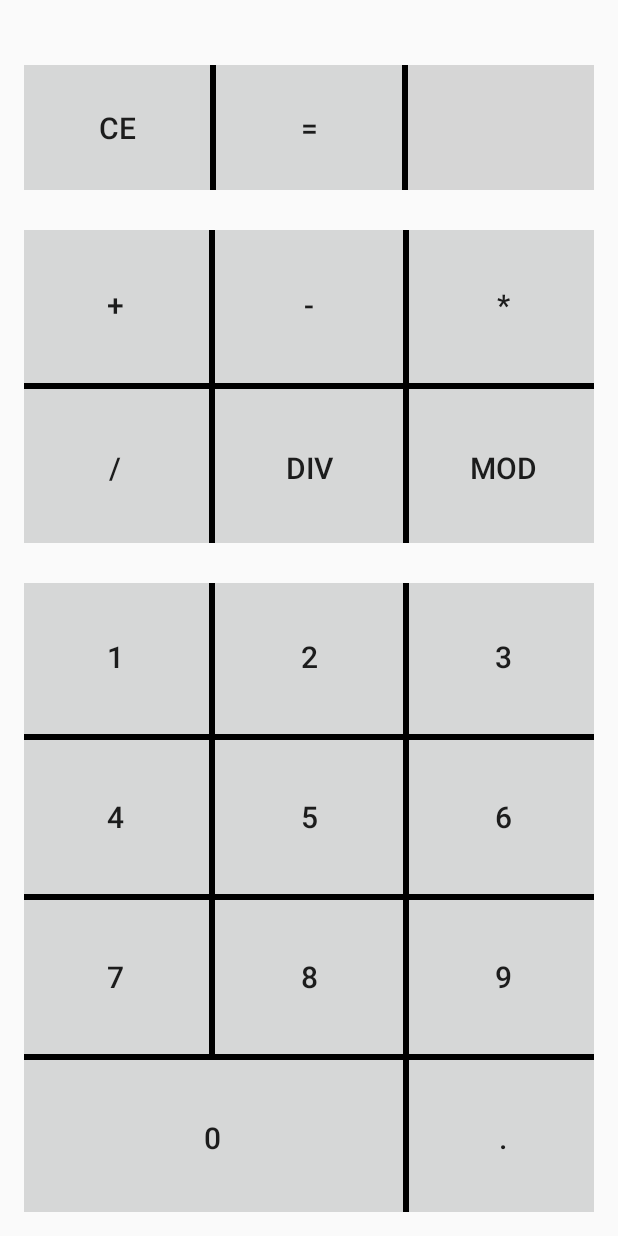
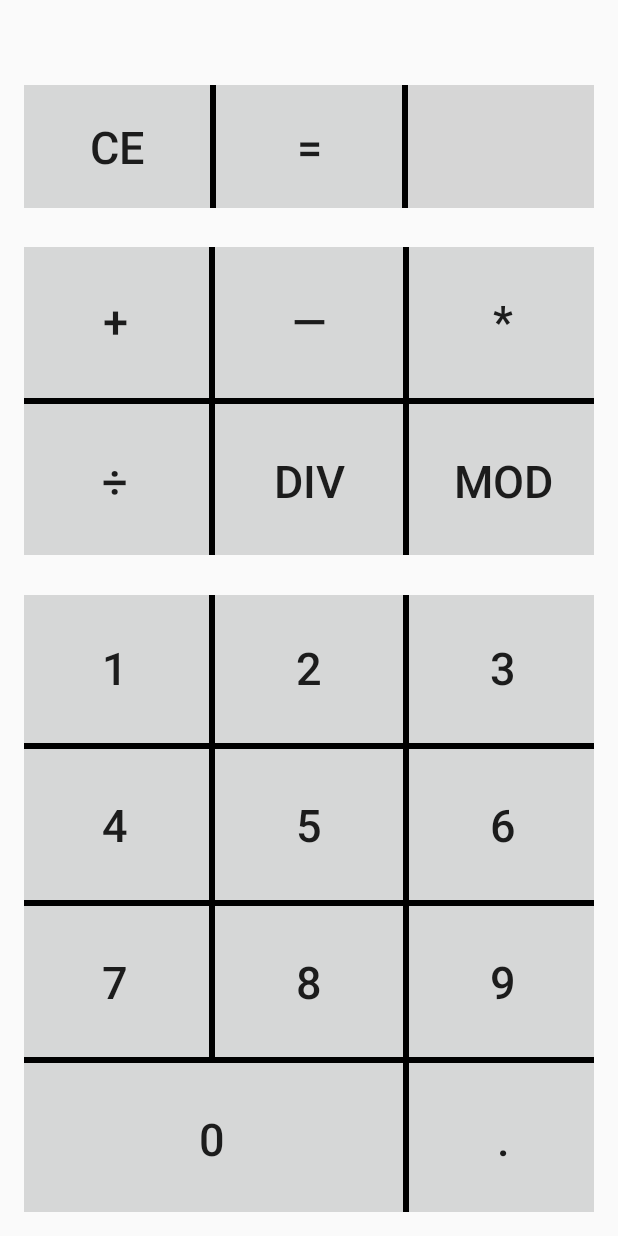
Before and after one commit to dvarubla/mobile_course_work, an Android app: the CalcActivity screen opened directly, with no data from a screen before it, on a phone screen of 412 x 824 dp. Run offline under Robolectric (Android 15) with nearby library versions, the phone set to English and light mode, and no system bars; grey boxes are pictures that could not be loaded.

Commit message:
Размер текста кнопок зависит от размера экрана

```diff
--- /dev/null
+++ b/app/src/main/res/values-sw320dp/dimens.xml
@@ -0,0 +1,4 @@
+<?xml version="1.0" encoding="utf-8"?>
+<resources>
+    <dimen name="calc_item_font_size">20sp</dimen>
+</resources>
--- /dev/null
+++ b/app/src/main/res/values-sw360dp/dimens.xml
@@ -0,0 +1,4 @@
+<?xml version="1.0" encoding="utf-8"?>
+<resources>
+    <dimen name="calc_item_font_size">30sp</dimen>
+</resources>
--- /dev/null
+++ b/app/src/main/res/values-sw420dp/dimens.xml
@@ -0,0 +1,4 @@
+<?xml version="1.0" encoding="utf-8"?>
+<resources>
+    <dimen name="calc_item_font_size">32sp</dimen>
+</resources>
--- /dev/null
+++ b/app/src/main/res/values-sw480dp/dimens.xml
@@ -0,0 +1,4 @@
+<?xml version="1.0" encoding="utf-8"?>
+<resources>
+    <dimen name="calc_item_font_size">35sp</dimen>
+</resources>
--- /dev/null
+++ b/app/src/main/res/values-sw600dp/dimens.xml
@@ -0,0 +1,4 @@
+<?xml version="1.0" encoding="utf-8"?>
+<resources>
+    <dimen name="calc_item_font_size">45sp</dimen>
+</resources>
--- a/app/src/main/res/values-w820dp/dimens.xml
+++ b/app/src/main/res/values-w820dp/dimens.xml
@@ -3,4 +3,5 @@
          (such as screen margins) for screens with more than 820dp of available width. This
          would include 7" and 10" devices in landscape (~960dp and ~1280dp respectively). -->
     <dimen name="activity_horizontal_margin">64dp</dimen>
+    <dimen name="calc_item_font_size">60sp</dimen>
 </resources>
--- a/app/src/main/res/values/strings.xml
+++ b/app/src/main/res/values/strings.xml
@@ -4,9 +4,9 @@
     <string name="calc_button_number" translatable="false">%1$d</string>
     <string name="num_col" translatable="false">3</string>
     <string name="operator_plus" translatable="false">+</string>
-    <string name="operator_minus" translatable="false">-</string>
+    <string name="operator_minus" translatable="false">—</string>
     <string name="operator_mul" translatable="false">*</string>
-    <string name="operator_float_div" translatable="false">/</string>
+    <string name="operator_float_div" translatable="false">÷</string>
     <string name="operator_div" translatable="false">DIV</string>
     <string name="operator_mod" translatable="false">MOD</string>
     <string name="operator_eq" translatable="false">=</string>
--- a/app/src/main/res/values/styles.xml
+++ b/app/src/main/res/values/styles.xml
@@ -22,7 +22,7 @@
     <style name="AppTheme.calc_button_operator" parent="@style/AppTheme.borderless_btn">
         <item name="android:layout_width">0dp</item>
         <item name="android:layout_height">0dp</item>
-        <item name="android:textSize">20sp</item>
+        <item name="android:textSize">@dimen/calc_item_font_size</item>
     </style>
     <style name="AppTheme.calc_button_operator.margin">
         <item name="android:layout_margin">2dp</item>
@@ -36,10 +36,10 @@
     </style>
 
     <style name="AppTheme.calc_text_view.normal" parent="@android:style/TextAppearance">
-        <item name="android:textSize">20sp</item>
+        <item name="android:textSize">@dimen/calc_item_font_size</item>
     </style>
 
     <style name="AppTheme.calc_text_view.err" parent="@style/TextAppearance.Design.Error">
-        <item name="android:textSize">20sp</item>
+        <item name="android:textSize">@dimen/calc_item_font_size</item>
     </style>
 </resources>
```
